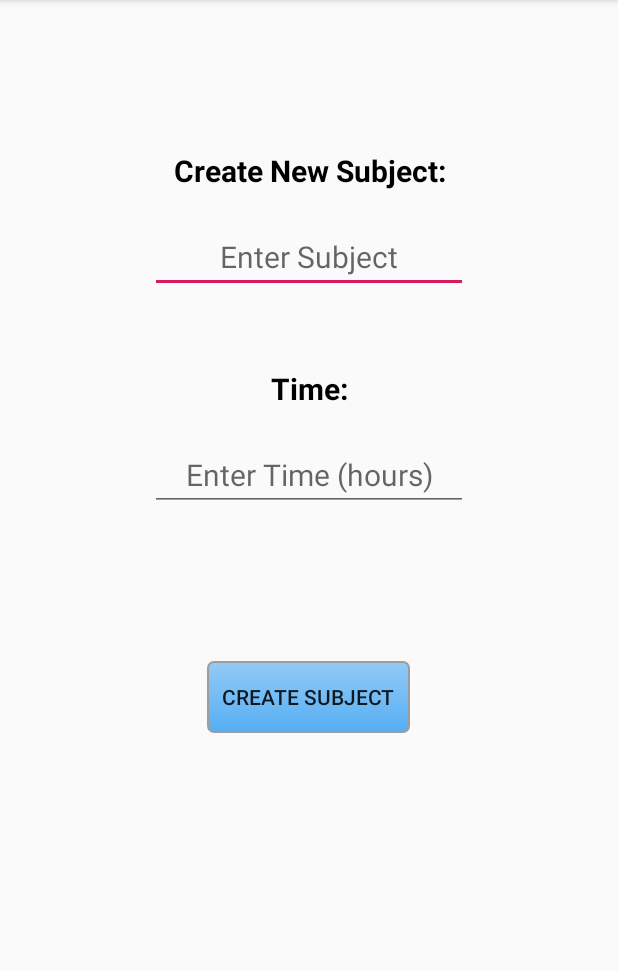
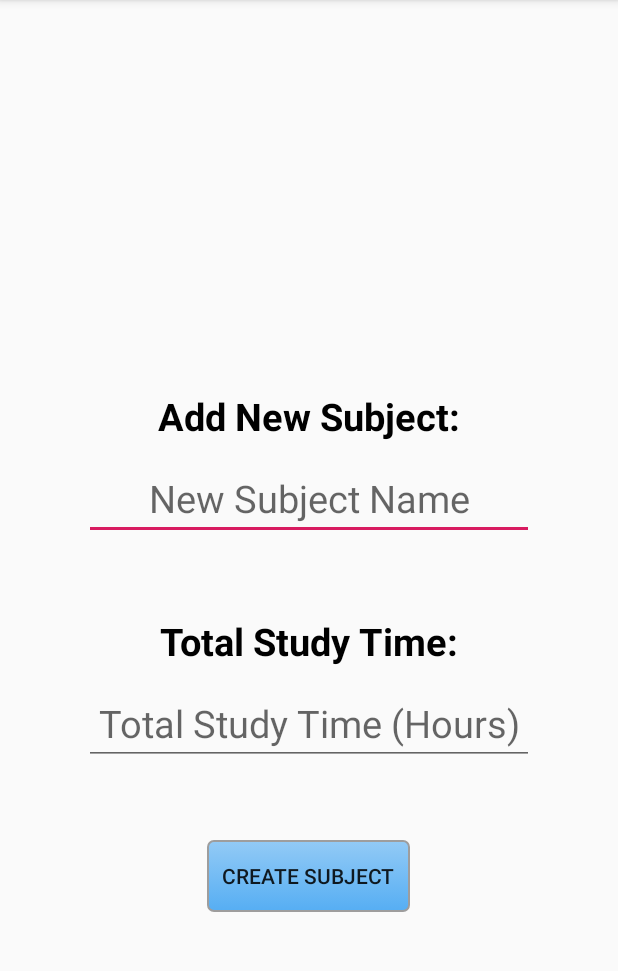
Before and after one commit to Kukant/LearningTracker, an Android app: the CreateSubject screen opened directly, with no data from a screen before it, after a tap on "CREATE SUBJECT", on a phone screen of 412 x 824 dp, the part 84-1055 px from its top. Run offline under Robolectric (Android 15) with nearby library versions, the phone set to English and light mode, and no system bars.

Commit message:
Redid Create Subject layout and added some skeleton code to the Create Subject Activity to be linked up to the DB

```diff
--- a/src/app/src/main/java/com/ateam/learningtracker/views/CreateSubject.java
+++ b/src/app/src/main/java/com/ateam/learningtracker/views/CreateSubject.java
@@ -5,32 +5,50 @@ import android.view.View;
 import android.widget.Button;
 import android.widget.EditText;
 import android.os.Bundle;
+import android.widget.Toast;
+
 import com.ateam.learningtracker.R;
 import com.ateam.learningtracker.data.SubjectEntity;
 
 public class CreateSubject extends AppCompatActivity {
 
-    Button createButton;
-    EditText name, studyTime;
+    Button createNewSubjectButton;
+    EditText ETSubjectName, ETStudyTime;
+
+    private void saveData(String newSubjectName, int newStudyTime) {
+        //Enter data into the db
+    }
 
     protected void onCreate(Bundle savedInstanceState) {
         super.onCreate(savedInstanceState);
         setContentView(R.layout.create_subject);
 
-        createButton = findViewById(R.id.createButton);
-        name = findViewById(R.id.name);
-        studyTime = findViewById(R.id.studyTime);
+        createNewSubjectButton = findViewById(R.id.createNewSubjectButton);
+        ETSubjectName = findViewById(R.id.newSubjectName);
+        ETStudyTime = findViewById(R.id.newStudyTime);
 
-        createButton.setOnClickListener(new View.OnClickListener() {
+        createNewSubjectButton.setOnClickListener(new View.OnClickListener() {
             @Override
             public void onClick(View v) {
                 //SubjectEntity subjectEntity = new SubjectEntity(name, studyTime);
                 //subjectEntity.save();
+
+
+                String newSubjectName = ETSubjectName.getText().toString();
+
+                if(newSubjectName.equals("")) {
+                    Toast.makeText(CreateSubject.this,"Try Setting A New Subject Name",Toast.LENGTH_SHORT).show();
+                }
+                else {
+                    try{
+                        int newStudyTime = Integer.parseInt(ETStudyTime.getText().toString());
+                        saveData(newSubjectName,newStudyTime);
+                    }
+                    catch (NumberFormatException e) {
+                        Toast.makeText(CreateSubject.this,"Try Setting A Total Number of Study Hours",Toast.LENGTH_SHORT).show();
+                    }
+                }
             }
         });
-
-
-
     }
-
 }
--- a/src/app/src/main/java/com/ateam/learningtracker/views/EditSubject.java
+++ b/src/app/src/main/java/com/ateam/learningtracker/views/EditSubject.java
@@ -61,6 +61,9 @@ public class EditSubject extends AppCompatActivity {
         editSubjectButton.setOnClickListener(new View.OnClickListener() {
             @Override
             public void onClick(View v) {
+                //SubjectEntity subjectEntity = new SubjectEntity(name, studyTime);
+                //subjectEntity.save();
+
                 String newSubjectName = editTextSubjectName.getText().toString();
                 if(newSubjectName.equals("") /*Not sure if it will be saved as null or empty string, test this with db*/) {
                     //save new name to db
@@ -78,7 +81,7 @@ public class EditSubject extends AppCompatActivity {
                 }
 
                 String newSubsectionName = editTextAddSubsection.getText().toString();
-                if(newSubsectionName.equals("") /*Not sure if it will be saved as null or empty string, test this with db*/) {
+                if(!newSubsectionName.equals("") /*Not sure if it will be saved as null or empty string, test this with db*/) {
                     //save new subsection to db
                 }
                 else {
--- a/src/app/src/main/res/layout/create_subject.xml
+++ b/src/app/src/main/res/layout/create_subject.xml
@@ -4,66 +4,66 @@
     android:layout_width="match_parent"
     android:layout_height="match_parent"
     android:orientation="vertical"
-    android:paddingLeft="100dp"
-    android:paddingRight="100dp"
+    android:gravity="center"
     tools:context=".views.CreateSubject">
 
     <TextView
         android:id="@+id/textView4"
-        android:layout_width="match_parent"
+        android:layout_width="300dp"
         android:layout_height="wrap_content"
         android:layout_gravity="center"
         android:layout_marginTop="100dp"
-        android:text="Create New Subject:"
+        android:text="@string/newSubject"
         android:textAlignment="center"
         android:textColor="@color/black"
-        android:textSize="20sp"
+        android:textSize="25sp"
         android:textStyle="bold" />
 
     <EditText
-        android:id="@+id/name"
-        android:layout_width="match_parent"
+        android:id="@+id/newSubjectName"
+        android:layout_width="300dp"
         android:layout_height="wrap_content"
         android:textAlignment="center"
         android:textColor="@color/black"
-        android:textSize="20sp"
-        android:layout_marginTop="20dp"
-        android:hint="Enter Subject"
+        android:textSize="25sp"
+        android:layout_marginTop="10dp"
+        android:hint="@string/newSubjectName"
         android:inputType="text"
         />
 
     <TextView
         android:id="@+id/textView5"
-        android:layout_width="match_parent"
+        android:layout_width="300dp"
         android:layout_height="wrap_content"
         android:layout_gravity="center"
         android:layout_marginTop="50dp"
         android:clickable="false"
-        android:text="Time:"
+        android:text="@string/time"
         android:textAlignment="center"
         android:textColor="@color/black"
-        android:textSize="20sp"
+        android:textSize="25sp"
         android:textStyle="bold"
         />
 
     <EditText
-        android:id="@+id/studyTime"
-        android:layout_width="match_parent"
+        android:id="@+id/newStudyTime"
+        android:layout_width="300sp"
         android:layout_height="wrap_content"
         android:textAlignment="center"
         android:textColor="@color/black"
-        android:textSize="20sp"
-        android:layout_marginTop="20dp"
-        android:hint="Enter Time (hours)"
-        android:inputType="number"/>
+        android:textSize="25sp"
+        android:layout_marginTop="10dp"
+        android:hint="@string/addTime"
+        android:inputType="number"
+        android:maxLength="2"/>
 
     <Button
-        android:id="@+id/createButton"
+        android:id="@+id/createNewSubjectButton"
         android:layout_width="wrap_content"
         android:layout_height="wrap_content"
         android:layout_gravity="center"
-        android:layout_marginTop="100dp"
+        android:layout_marginTop="50dp"
         android:background="@drawable/button_style"
-        android:text="Create Subject" />
+        android:text="@string/createSubject" />
 
 </LinearLayout>
--- a/src/app/src/main/res/values/strings.xml
+++ b/src/app/src/main/res/values/strings.xml
@@ -11,10 +11,13 @@
     <string name="timeEnd">Time end:</string>
     <string name="editSubject">Select Subject To Edit:</string>
     <string name="editSubjectName">Edit Subject Name</string>
-    <string name="time">Time:</string>
+    <string name="time">Total Study Time:</string>
     <string name="editTime">Edit Time (Hours)</string>
     <string name="addSubsection">Add Subsection:</string>
     <string name="editSubjectButton">Edit Subject</string>
     <string name="subsectionTitle">Subsection Title</string>
     <string name="newSubjectName">New Subject Name</string>
+    <string name="newSubject">Add New Subject:</string>
+    <string name="addTime">Total Study Time (Hours)</string>
+    <string name="createSubject">Create Subject</string>
 </resources>
```
